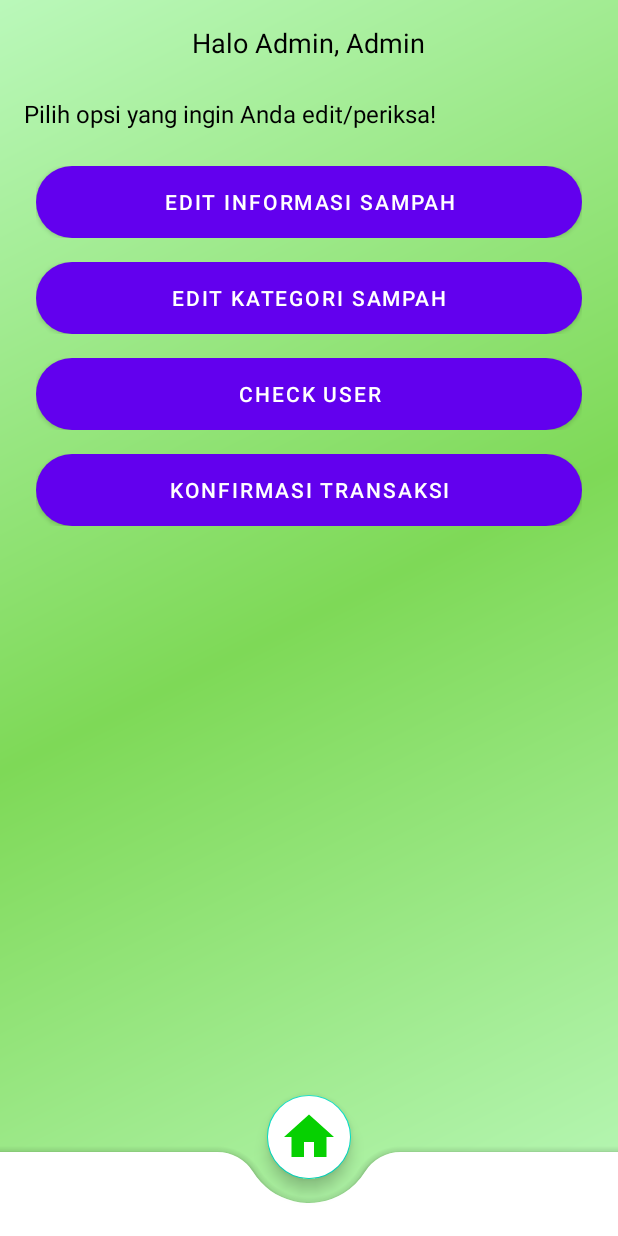
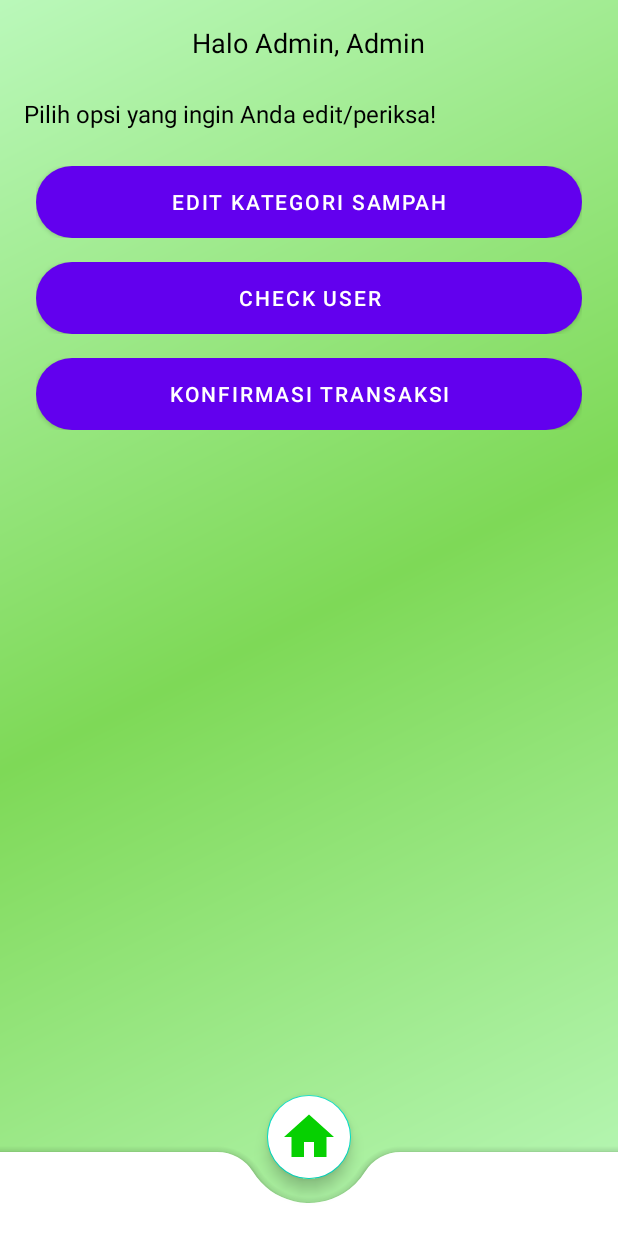
Before and after one commit to CandraWijaya06/BankSampah_progmob, an Android app: the BaseActivityAdmin screen opened directly, with no data from a screen before it, on a phone screen of 412 x 824 dp. Run offline under Robolectric (Android 15) with nearby library versions, the phone set to English and light mode, and no system bars.

Commit message:
Menghapus Edit Informasi

```diff
--- a/app/src/main/java/com/example/progmobbank/BaseActivityAdmin.java
+++ b/app/src/main/java/com/example/progmobbank/BaseActivityAdmin.java
@@ -12,7 +12,6 @@ import androidx.appcompat.app.AppCompatActivity;
 public class BaseActivityAdmin extends AppCompatActivity {
 
     private TextView adminWelcomeTextView;
-    private Button btnEditInformasiSampah;
     private Button btnEditKategoriSampah;
     private Button btnCheckUser;
     private Button btnKonfirmasiPesanan;
@@ -23,7 +22,6 @@ public class BaseActivityAdmin extends AppCompatActivity {
         setContentView(R.layout.activity_base_admin);
 
         adminWelcomeTextView = findViewById(R.id.adminWelcomeTextView);
-        btnEditInformasiSampah = findViewById(R.id.btnEditInformasiSampah);
         btnEditKategoriSampah = findViewById(R.id.btnEditKategoriSampah);
         btnCheckUser = findViewById(R.id.btnCheckUser);
         btnKonfirmasiPesanan = findViewById(R.id.btnKonfirmasiPesanan);
@@ -33,12 +31,6 @@ public class BaseActivityAdmin extends AppCompatActivity {
 
         adminWelcomeTextView.setText("Halo Admin, " + userName);
 
-        btnEditInformasiSampah.setOnClickListener(new View.OnClickListener() {
-            @Override
-            public void onClick(View v) {
-                startActivity(new Intent(BaseActivityAdmin.this, EditInformasiActivityAdmin.class));
-            }
-        });
 
         btnEditKategoriSampah.setOnClickListener(new View.OnClickListener() {
             @Override
--- a/app/src/main/res/layout/activity_base_admin.xml
+++ b/app/src/main/res/layout/activity_base_admin.xml
@@ -44,23 +44,7 @@
                 android:layout_marginTop="16dp"
                 android:gravity="center">
 
-                <androidx.constraintlayout.widget.ConstraintLayout
-                    android:layout_width="match_parent"
-                    android:layout_height="wrap_content"
-                    android:layout_margin="8dp">
 
-                    <Button
-                        android:id="@+id/btnEditInformasiSampah"
-                        android:layout_width="0dp"
-                        android:layout_height="wrap_content"
-                        android:text="Edit Informasi Sampah"
-                        android:background="@drawable/rounded_rectangle"
-                        app:layout_constraintTop_toTopOf="parent"
-                        app:layout_constraintBottom_toBottomOf="parent"
-                        app:layout_constraintStart_toStartOf="parent"
-                        app:layout_constraintEnd_toEndOf="parent"/>
-
-                </androidx.constraintlayout.widget.ConstraintLayout>
 
                 <androidx.constraintlayout.widget.ConstraintLayout
                     android:layout_width="match_parent"
```
Also changed, not shown: app/src/main/java/com/example/progmobbank/History.java (deleted, +0 -43 lines), app/src/main/res/layout/activity_base.xml (+0 -8 lines).
